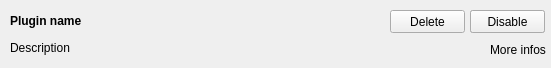
Qt form Core/Plugin/PluginItem.ui (metaisfabien/CodeEditor) before a commit.
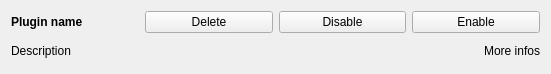
The same form after that commit.

Commit message: Work on plugin manager, project manager and settings manager

```diff
--- a/Core/Plugin/PluginItem.ui
+++ b/Core/Plugin/PluginItem.ui
@@ -7,21 +7,22 @@
     <x>0</x>
     <y>0</y>
     <width>551</width>
-    <height>68</height>
+    <height>74</height>
    </rect>
   </property>
   <property name="windowTitle">
    <string>Form</string>
   </property>
+  <layout class="QGridLayout" name="gridLayout">
+   <item row="0" column="3">
+    <widget class="QPushButton" name="enable">
+     <property name="text">
+      <string>Enable</string>
+     </property>
+    </widget>
+   </item>
+   <item row="0" column="0">
   <widget class="QLabel" name="name">
-   <property name="geometry">
-    <rect>
-     <x>10</x>
-     <y>10</y>
-     <width>181</width>
-     <height>21</height>
-    </rect>
-   </property>
    <property name="font">
     <font>
      <weight>75</weight>
@@ -32,74 +33,39 @@
     <string>Plugin name</string>
    </property>
   </widget>
-  <widget class="QLabel" name="description">
-   <property name="geometry">
-    <rect>
-     <x>10</x>
-     <y>40</y>
-     <width>231</width>
-     <height>16</height>
-    </rect>
-   </property>
-   <property name="text">
-    <string>Description</string>
-   </property>
-  </widget>
-  <widget class="QPushButton" name="enable">
-   <property name="geometry">
-    <rect>
-     <x>470</x>
-     <y>10</y>
-     <width>75</width>
-     <height>23</height>
-    </rect>
-   </property>
-   <property name="text">
-    <string>Enable</string>
-   </property>
-  </widget>
+   </item>
+   <item row="0" column="2">
   <widget class="QPushButton" name="disableButton">
-   <property name="geometry">
-    <rect>
-     <x>470</x>
-     <y>10</y>
-     <width>75</width>
-     <height>23</height>
-    </rect>
-   </property>
    <property name="text">
     <string>Disable</string>
    </property>
   </widget>
+   </item>
+   <item row="0" column="1">
   <widget class="QPushButton" name="deleteButton">
-   <property name="geometry">
-    <rect>
-     <x>390</x>
-     <y>10</y>
-     <width>75</width>
-     <height>23</height>
-    </rect>
-   </property>
    <property name="text">
     <string>Delete</string>
    </property>
   </widget>
+   </item>
+   <item row="1" column="3">
   <widget class="QLabel" name="moreInfos">
-   <property name="geometry">
-    <rect>
-     <x>490</x>
-     <y>40</y>
-     <width>61</width>
-     <height>20</height>
-    </rect>
-   </property>
    <property name="cursor">
     <cursorShape>PointingHandCursor</cursorShape>
    </property>
    <property name="text">
-    <string>More infos</string>
-   </property>
-  </widget>
+      <string>&lt;html&gt;&lt;head/&gt;&lt;body&gt;&lt;p align=&quot;right&quot;&gt;More infos&lt;/p&gt;&lt;/body&gt;&lt;/html&gt;</string>
+     </property>
+    </widget>
+   </item>
+   <item row="1" column="0" colspan="3">
+    <widget class="QLabel" name="description">
+     <property name="text">
+      <string>Description</string>
+     </property>
+    </widget>
+   </item>
+  </layout>
  </widget>
  <resources/>
  <connections/>
```
Lines whose indentation alone changed are shown as unchanged. The commit also changes 119 other files.
